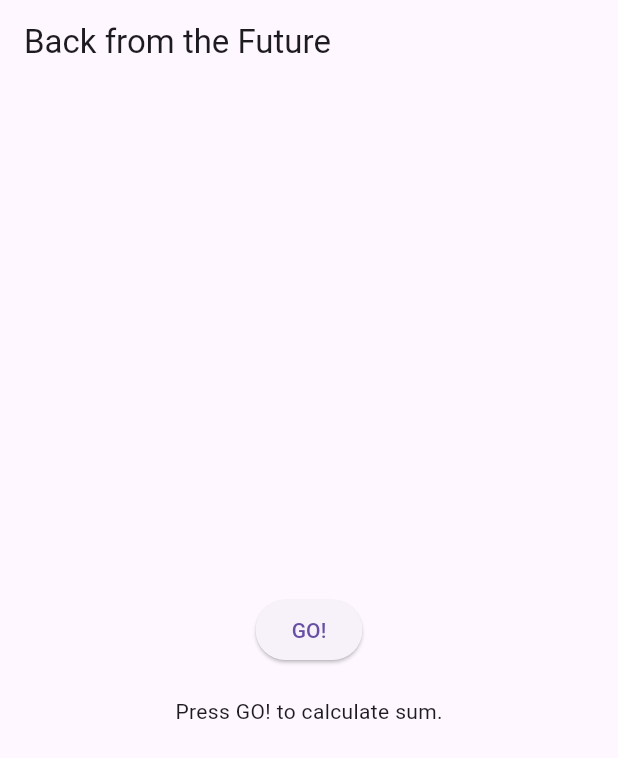
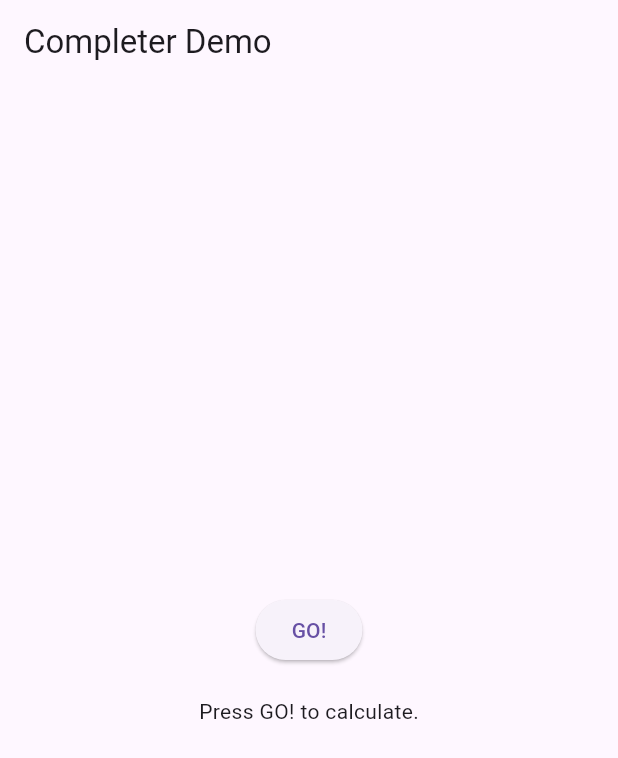
Before and after one commit to alfharisqi/-Pemrograman-Asynchronous, a Flutter app: the screen it shows after launch, after a tap on "GO!", on a phone screen of 412 x 824 dp. Shown: the top 758 px of the screen. Run offline on Flutter 3.47's test engine with Material 3 defaults, Android fonts, the light colour scheme and no system bars.

Commit message:
W11: Soal 5

```diff
--- a/lib/main.dart
+++ b/lib/main.dart
@@ -1,6 +1,6 @@
 import 'dart:async';
 import 'package:flutter/material.dart';
-import 'package:http/http.dart' as http;
+import 'package:async/async.dart'; // Impor package async.
 
 void main() {
   runApp(const MyApp());
@@ -12,7 +12,7 @@ class MyApp extends StatelessWidget {
   @override
   Widget build(BuildContext context) {
     return MaterialApp(
-      title: 'Future Demo',
+      title: 'Completer Demo',
       theme: ThemeData(
         primarySwatch: Colors.blue,
         visualDensity: VisualDensity.adaptivePlatformDensity,
@@ -31,62 +31,28 @@ class FuturePage extends StatefulWidget {
 
 class _FuturePageState extends State<FuturePage> {
   String result = "";
-  // String futureResults = ""; // Tidak digunakan pada pembaruan ini.
 
-  // Future<http.Response> getData() async {
-  //   const authority = 'www.googleapis.com';
-  //   const path = '/books/v1/volumes/R4qsDwAAQBAJ';
-  //   Uri url = Uri.https(authority, path);
-  //   return http.get(url);
-  // }
+  // Variabel Completer
+  late Completer<int> completer;
 
-  Future<int> returnOneAsync() async {
-    await Future.delayed(const Duration(seconds: 3));
-    return 1;
+  // Fungsi untuk mendapatkan angka dengan menggunakan Completer
+  Future<int> getNumber() {
+    completer = Completer<int>();
+    calculate();
+    return completer.future;
   }
 
-  Future<int> returnTwoAsync() async {
-    await Future.delayed(const Duration(seconds: 3));
-    return 2;
-  }
-
-  Future<int> returnThreeAsync() async {
-    await Future.delayed(const Duration(seconds: 3));
-    return 3;
-  }
-
-  // Future<void> fetchAllFutures() async {
-  //   try {
-  //     final results = await Future.wait([
-  //       returnOneAsync(),
-  //       returnTwoAsync(),
-  //       returnThreeAsync(),
-  //     ]);
-  //     setState(() {
-  //       futureResults = "Results: ${results.join(', ')}";
-  //     });
-  //   } catch (e) {
-  //     setState(() {
-  //       futureResults = "An error occurred while fetching results";
-  //     });
-  //   }
-  // }
-
-  Future<void> count() async {
-    int total = 0;
-    total = await returnOneAsync();
-    total += await returnTwoAsync();
-    total += await returnThreeAsync();
-    setState(() {
-      result = "Sum: $total";
-    });
+  // Fungsi untuk melakukan perhitungan setelah delay
+  Future<void> calculate() async {
+    await Future.delayed(const Duration(seconds: 5));
+    completer.complete(42);
   }
 
   @override
   Widget build(BuildContext context) {
     return Scaffold(
       appBar: AppBar(
-        title: const Text('Back from the Future'),
+        title: const Text('Completer Demo'),
       ),
       body: Center(
         child: Column(
@@ -95,15 +61,33 @@ class _FuturePageState extends State<FuturePage> {
             ElevatedButton(
               child: const Text('GO!'),
               onPressed: () {
-                count(); // Langsung memanggil metode count.
+                // Kode yang diminta untuk mengganti onPressed()
+                getNumber().then((value) {
+                  setState(() {
+                    result = value.toString(); // Menampilkan hasil
+                  });
+                }).catchError((e) {
+                  setState(() {
+                    result = "Error: $e"; // Menangani kesalahan
+                  });
+                });
+
+                // Kode sebelumnya yang sekarang dikomentari:
+                // getNumber().then((value) {
+                //   setState(() {
+                //     result = "Result: $value";
+                //   });
+                // }).catchError((e) {
+                //   setState(() {
+                //     result = "Error: $e";
+                //   });
+                // });
               },
             ),
             const SizedBox(height: 20),
             result.isNotEmpty
                 ? Text(result)
-                : const Text("Press GO! to calculate sum."),
-            // const SizedBox(height: 20),
-            // const CircularProgressIndicator(), // Dikomentari karena tidak digunakan.
+                : const Text("Press GO! to calculate."),
           ],
         ),
       ),
```
